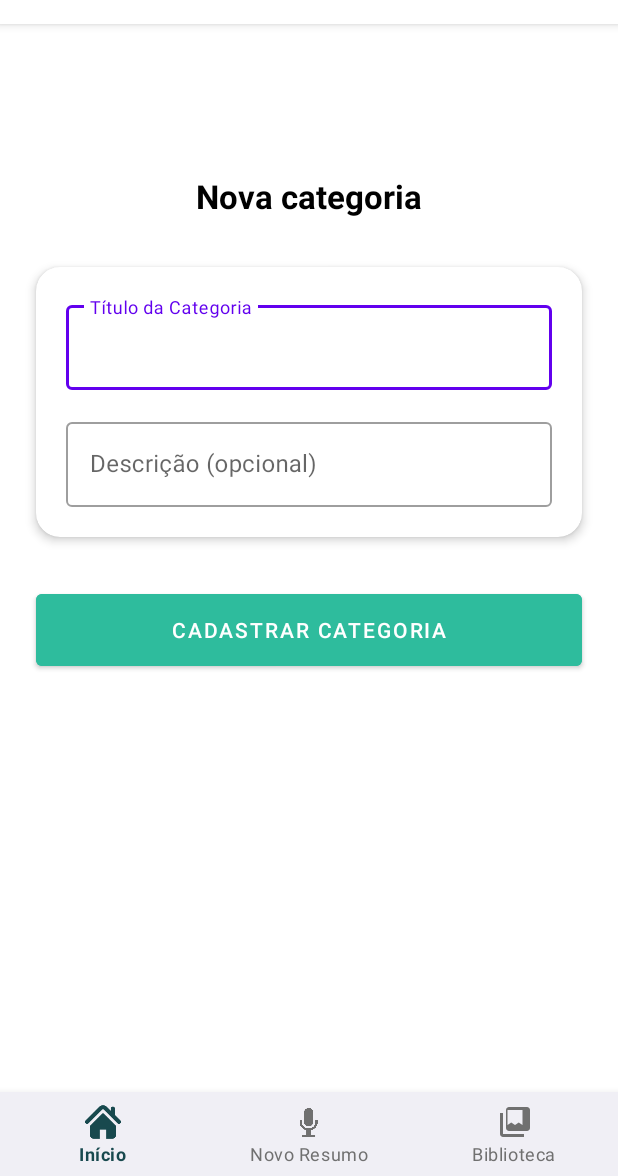
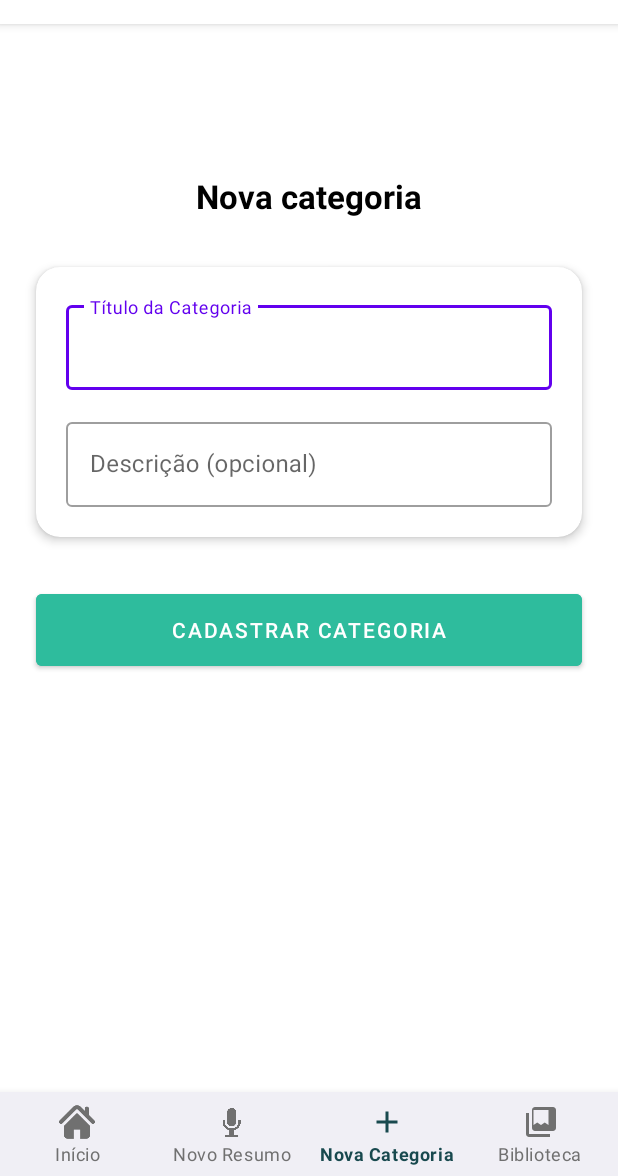
Before and after one commit to p3drobitencourt/Dabar, an Android app: the screen it shows after launch once a user with an empty profile is signed in (NovaCategoriaActivity), item 2 of the bottom bar chosen, on a phone screen of 412 x 824 dp, the part 60-1236 px from its top. Run offline under Robolectric (Android 15) with nearby library versions, the phone set to English and light mode, and no system bars; our stand-ins replace Firebase (no records; nobody signed in at launch, a user with empty details on screens opened directly), Room's generated code.

Commit message:
feat: corregir navegacao

```diff
--- a/app/src/main/java/br/edu/ifsuldeminas/mch/dabar/MainActivity.java
+++ b/app/src/main/java/br/edu/ifsuldeminas/mch/dabar/MainActivity.java
@@ -80,7 +80,7 @@ public class MainActivity extends BaseActivity {
 
     private void setupButtonListeners() {
         btnGravarResumo.setOnClickListener(v -> startActivity(new Intent(this, NovoResumoActivity.class)));
-        btnBibliotecaResumos.setOnClickListener(v -> startActivity(new Intent(this, BibliotecaActivity.class))); // Corrigido para BibliotecaActivity
+        btnBibliotecaResumos.setOnClickListener(v -> startActivity(new Intent(this, ListResumosActivity.class)));
         btnGuiaDabar.setOnClickListener(v -> startActivity(new Intent(this, GuiaActivity.class)));
         btnDicaEstudo.setOnClickListener(v -> startActivity(new Intent(this, CitacaoDoDiaActivity.class)));
         btnMetasEstudo.setOnClickListener(v -> startActivity(new Intent(this, MetasActivity.class)));
--- a/app/src/main/java/br/edu/ifsuldeminas/mch/dabar/NovaCategoriaActivity.java
+++ b/app/src/main/java/br/edu/ifsuldeminas/mch/dabar/NovaCategoriaActivity.java
@@ -4,40 +4,42 @@ import android.content.Intent;
 import android.os.Bundle;
 import android.widget.Button;
 import android.widget.Toast;
-import androidx.appcompat.app.AppCompatActivity;
+
+import androidx.appcompat.app.AppCompatActivity; // Mantenha esta importação, pois sua BaseActivity provavelmente a utiliza.
 
 import com.google.android.material.bottomnavigation.BottomNavigationView;
 import com.google.android.material.textfield.TextInputEditText;
 
-// Importações corretas para o Room
+import java.util.concurrent.Executor;
+import java.util.concurrent.Executors;
 
-
+// ✅ CORREÇÃO: Herda da sua BaseActivity, como no resto do projeto.
 public class NovaCategoriaActivity extends BaseActivity {
 
     private TextInputEditText editTextTitulo;
     private TextInputEditText editTextDescricao;
     private Button btnCadastrar;
-    private BottomNavigationView bottomNavigation;
 
-    // A variável agora usa a interface CategoriaDao do Room.
+    // A variável para o DAO do Room está correta.
     private CategoriaDAO categoriaDao;
 
     @Override
     protected void onCreate(Bundle savedInstanceState) {
         super.onCreate(savedInstanceState);
-        // O setContentView aponta para o layout que seu amigo criou, que está correto.
         setContentView(R.layout.activity_nova_categoria);
 
-        setupToolbar(true);
-        setupBottomNavigationWithoutSelection();
+        setupToolbar(true); // Exibe o botão de voltar.
 
-        // O Java vai encontrar esses IDs no XML do seu amigo.
+        // ✅ CORREÇÃO FINAL: Usa o ID correto para a tela atual.
+        // Isso fará com que o ícone "Nova Categoria" fique selecionado.
+        setupBottomNavigation(R.id.navigation_new_category);
+
+        // Mapeamento dos componentes visuais.
         editTextTitulo = findViewById(R.id.edit_text_titulo_categoria);
         editTextDescricao = findViewById(R.id.edit_text_descricao_categoria);
         btnCadastrar = findViewById(R.id.btn_cadastrar_categoria);
-        bottomNavigation = findViewById(R.id.bottom_navigation);
 
-        // INICIALIZAÇÃO CORRETA DO DAO DO ROOM
+        // Inicializa o DAO do Room.
         categoriaDao = AppDatabase.getDatabase(this).categoriaDao();
 
         btnCadastrar.setOnClickListener(v -> salvarCategoria());
@@ -56,15 +58,23 @@ public class NovaCategoriaActivity extends BaseActivity {
         novaCategoria.setTitulo(titulo);
         novaCategoria.setDescricao(descricao);
 
+        // ✅ MELHORIA: Usa um Executor para rodar a operação do banco de dados
+        // fora da thread principal, que é a prática moderna no Android.
+        Executor executor = Executors.newSingleThreadExecutor();
+        executor.execute(() -> {
             try {
-            // A chamada agora é para o DAO do Room.
                 categoriaDao.adicionarCategoria(novaCategoria);
+                // Após o sucesso, volta para a thread principal para mostrar o Toast e fechar a tela.
+                runOnUiThread(() -> {
                     Toast.makeText(this, "Categoria cadastrada com sucesso!", Toast.LENGTH_SHORT).show();
-            finish();
+                    finish(); // Fecha a tela e retorna para a BibliotecaActivity
+                });
             } catch (Exception e) {
+                runOnUiThread(() -> {
                     Toast.makeText(this, "Erro ao cadastrar categoria.", Toast.LENGTH_SHORT).show();
+                });
                 e.printStackTrace();
             }
+        });
     }
-
 }
--- a/app/src/main/res/drawable/ic_add.xml
+++ b/app/src/main/res/drawable/ic_add.xml
@@ -1,5 +1,9 @@
-<vector xmlns:android="http://schemas.android.com/apk/res/android" android:height="24dp" android:tint="#000000" android:viewportHeight="24" android:viewportWidth="24" android:width="24dp">
+<vector xmlns:android="http://schemas.android.com/apk/res/android"
+android:height="24dp"
+android:viewportHeight="24"
+android:viewportWidth="24"
+android:width="24dp">
 
-    <path android:fillColor="@android:color/white" android:pathData="M19,13h-6v6h-2v-6H5v-2h6V5h2v6h6v2z"/>
+<path android:fillColor="#FF000000" android:pathData="M19,13h-6v6h-2v-6H5v-2h6V5h2v6h6v2z"/>
 
 </vector>
--- a/app/src/main/res/drawable/ic_library_books.xml
+++ b/app/src/main/res/drawable/ic_library_books.xml
@@ -1,10 +1,9 @@
 <vector xmlns:android="http://schemas.android.com/apk/res/android"
-    android:width="24dp"
-    android:height="24dp"
-    android:viewportWidth="24"
-    android:viewportHeight="24"
-    android:tint="?attr/colorControlNormal">
-    <path
-        android:fillColor="@android:color/white"
-        android:pathData="M4,6H2v14c0,1.1 0.9,2 2,2h14v-2H4V6zM20,2H8C6.9,2 6,2.9 6,4v12c0,1.1 0.9,2 2,2h12c1.1,0 2,-0.9 2,-2V4c0,-1.1 -0.9,-2 -2,-2zM12,14l-2.5,-1.75L7,14V4h10v10l-2.5,-1.75L12,14z"/>
+android:width="24dp"
+android:height="24dp"
+android:viewportWidth="24"
+android:viewportHeight="24">
+<path
+    android:fillColor="#FF000000"
+    android:pathData="M4,6H2v14c0,1.1 0.9,2 2,2h14v-2H4V6zM20,2H8C6.9,2 6,2.9 6,4v12c0,1.1 0.9,2 2,2h12c1.1,0 2,-0.9 2,-2V4c0,-1.1 -0.9,-2 -2,-2zM12,14l-2.5,-1.75L7,14V4h10v10l-2.5,-1.75L12,14z"/>
 </vector>
--- a/app/src/main/res/menu/bottom_nav_menu.xml
+++ b/app/src/main/res/menu/bottom_nav_menu.xml
@@ -9,6 +9,12 @@
         android:id="@+id/navigation_new_resume"
         android:icon="@drawable/ic_microphone"
         android:title="Novo Resumo" />
+
+    <item
+        android:id="@+id/navigation_new_category"
+        android:icon="@drawable/ic_add"
+        android:title="Nova Categoria" />
+
     <item
         android:id="@+id/navigation_library"
         android:icon="@drawable/ic_library_books"
```
Also changed, not shown: app/src/main/AndroidManifest.xml (+4 -5 lines), app/src/main/java/br/edu/ifsuldeminas/mch/dabar/BibliotecaActivity.java (+9 -1 lines). Lines whose indentation alone changed are shown as unchanged.
